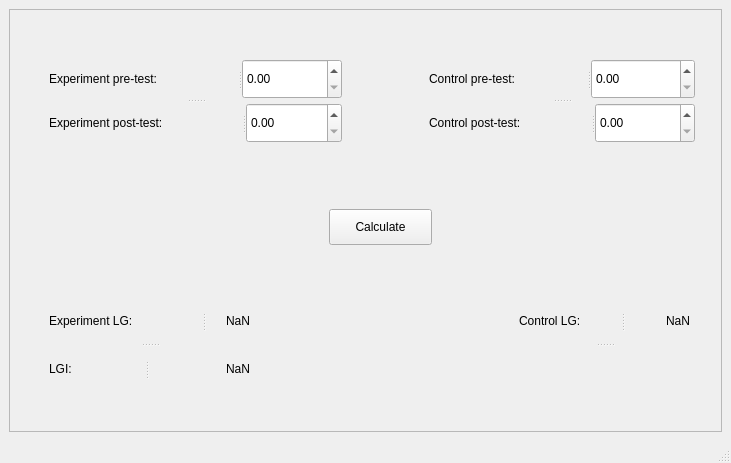
Before: the Qt Designer form window.ui in morngrar/LGI-calculator, drawn with Qt 5.
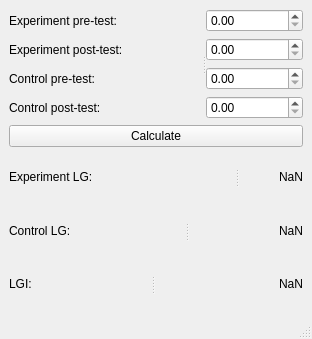
After: the same form once the commit is applied.

Commit message: Made the UI less bad

```diff
--- a/window.ui
+++ b/window.ui
@@ -6,121 +6,106 @@
    <rect>
     <x>0</x>
     <y>0</y>
-    <width>731</width>
-    <height>463</height>
+    <width>312</width>
+    <height>339</height>
    </rect>
   </property>
+  <property name="sizePolicy">
+   <sizepolicy hsizetype="Minimum" vsizetype="Minimum">
+    <horstretch>0</horstretch>
+    <verstretch>0</verstretch>
+   </sizepolicy>
+  </property>
   <property name="windowTitle">
    <string>Learning gain calculator</string>
   </property>
   <widget class="QWidget" name="centralwidget">
    <layout class="QGridLayout" name="gridLayout">
-    <item row="0" column="1">
-     <widget class="QFrame" name="frame">
-      <property name="toolTip">
-       <string/>
-      </property>
-      <property name="frameShape">
-       <enum>QFrame::StyledPanel</enum>
-      </property>
-      <property name="frameShadow">
-       <enum>QFrame::Raised</enum>
-      </property>
-      <widget class="QPushButton" name="calculateButton">
-       <property name="geometry">
-        <rect>
-         <x>320</x>
-         <y>200</y>
-         <width>103</width>
-         <height>36</height>
-        </rect>
-       </property>
-       <property name="text">
-        <string>Calculate</string>
-       </property>
-      </widget>
-      <widget class="QSplitter" name="splitter_5">
-       <property name="geometry">
-        <rect>
-         <x>420</x>
-         <y>50</y>
-         <width>266</width>
-         <height>84</height>
-        </rect>
-       </property>
-       <property name="orientation">
-        <enum>Qt::Vertical</enum>
-       </property>
-       <widget class="QSplitter" name="splitter_2">
-        <property name="orientation">
-         <enum>Qt::Horizontal</enum>
-        </property>
-        <widget class="QLabel" name="label_3">
-         <property name="text">
-          <string>Control pre-test:</string>
-         </property>
-        </widget>
-        <widget class="QDoubleSpinBox" name="controlPreInput"/>
-       </widget>
+    <item row="0" column="0">
+     <layout class="QVBoxLayout" name="verticalLayout_3">
+      <item>
        <widget class="QSplitter" name="splitter">
         <property name="orientation">
          <enum>Qt::Horizontal</enum>
         </property>
-        <widget class="QLabel" name="label_4">
-         <property name="text">
-          <string>Control post-test:</string>
-         </property>
+        <widget class="QWidget" name="">
+         <layout class="QVBoxLayout" name="verticalLayout_2">
+          <item>
+           <widget class="QLabel" name="label_6">
+            <property name="text">
+             <string>Experiment pre-test:</string>
+            </property>
+           </widget>
+          </item>
+          <item>
+           <widget class="QLabel" name="label_5">
+            <property name="text">
+             <string>Experiment post-test:</string>
+            </property>
+           </widget>
+          </item>
+          <item>
+           <widget class="QLabel" name="label_3">
+            <property name="text">
+             <string>Control pre-test:</string>
+            </property>
+           </widget>
+          </item>
+          <item>
+           <widget class="QLabel" name="label_4">
+            <property name="text">
+             <string>Control post-test:</string>
+            </property>
+           </widget>
+          </item>
+         </layout>
         </widget>
-        <widget class="QDoubleSpinBox" name="controlPostInput"/>
+        <widget class="QWidget" name="">
+         <layout class="QVBoxLayout" name="verticalLayout">
+          <item>
+           <widget class="QDoubleSpinBox" name="expPreInput"/>
+          </item>
+          <item>
+           <widget class="QDoubleSpinBox" name="expPostInput"/>
+          </item>
+          <item>
+           <widget class="QDoubleSpinBox" name="controlPreInput"/>
+          </item>
+          <item>
+           <widget class="QDoubleSpinBox" name="controlPostInput"/>
+          </item>
+         </layout>
+        </widget>
        </widget>
-      </widget>
-      <widget class="QSplitter" name="splitter_6">
-       <property name="geometry">
-        <rect>
-         <x>40</x>
-         <y>50</y>
-         <width>293</width>
-         <height>84</height>
-        </rect>
-       </property>
-       <property name="orientation">
-        <enum>Qt::Vertical</enum>
-       </property>
-       <widget class="QSplitter" name="splitter_3">
+      </item>
+      <item>
+       <widget class="QPushButton" name="calculateButton">
+        <property name="text">
+         <string>Calculate</string>
+        </property>
+       </widget>
+      </item>
+      <item>
+       <widget class="QSplitter" name="splitter_9">
         <property name="orientation">
          <enum>Qt::Horizontal</enum>
         </property>
-        <widget class="QLabel" name="label_6">
+        <widget class="QLabel" name="label_8">
          <property name="text">
-          <string>Experiment pre-test:</string>
+          <string>Experiment LG:</string>
          </property>
         </widget>
-        <widget class="QDoubleSpinBox" name="expPreInput"/>
-       </widget>
-       <widget class="QSplitter" name="splitter_4">
-        <property name="orientation">
-         <enum>Qt::Horizontal</enum>
-        </property>
-        <widget class="QLabel" name="label_5">
+        <widget class="QLabel" name="expLGLabel">
          <property name="text">
-          <string>Experiment post-test:</string>
+          <string>NaN</string>
          </property>
+         <property name="alignment">
+          <set>Qt::AlignRight|Qt::AlignTrailing|Qt::AlignVCenter</set>
+         </property>
         </widget>
-        <widget class="QDoubleSpinBox" name="expPostInput"/>
        </widget>
-      </widget>
-      <widget class="QSplitter" name="splitter_11">
-       <property name="geometry">
-        <rect>
-         <x>510</x>
-         <y>290</y>
-         <width>171</width>
-         <height>91</height>
-        </rect>
-       </property>
-       <property name="orientation">
-        <enum>Qt::Vertical</enum>
-       </property>
+      </item>
+      <item>
        <widget class="QSplitter" name="splitter_7">
         <property name="orientation">
          <enum>Qt::Horizontal</enum>
@@ -154,42 +139,8 @@
          </property>
         </widget>
        </widget>
-       <widget class="QLabel" name="label_11">
-        <property name="text">
-         <string/>
-        </property>
-       </widget>
-      </widget>
-      <widget class="QSplitter" name="splitter_10">
-       <property name="geometry">
-        <rect>
-         <x>40</x>
-         <y>290</y>
-         <width>201</width>
-         <height>91</height>
-        </rect>
-       </property>
-       <property name="orientation">
-        <enum>Qt::Vertical</enum>
-       </property>
-       <widget class="QSplitter" name="splitter_9">
-        <property name="orientation">
-         <enum>Qt::Horizontal</enum>
-        </property>
-        <widget class="QLabel" name="label_8">
-         <property name="text">
-          <string>Experiment LG:</string>
-         </property>
-        </widget>
-        <widget class="QLabel" name="expLGLabel">
-         <property name="text">
-          <string>NaN</string>
-         </property>
-         <property name="alignment">
-          <set>Qt::AlignRight|Qt::AlignTrailing|Qt::AlignVCenter</set>
-         </property>
-        </widget>
-       </widget>
+      </item>
+      <item>
        <widget class="QSplitter" name="splitter_8">
         <property name="orientation">
          <enum>Qt::Horizontal</enum>
@@ -208,8 +159,8 @@
          </property>
         </widget>
        </widget>
-      </widget>
-     </widget>
+      </item>
+     </layout>
     </item>
    </layout>
   </widget>
```
The commit also changes 1 other file.
